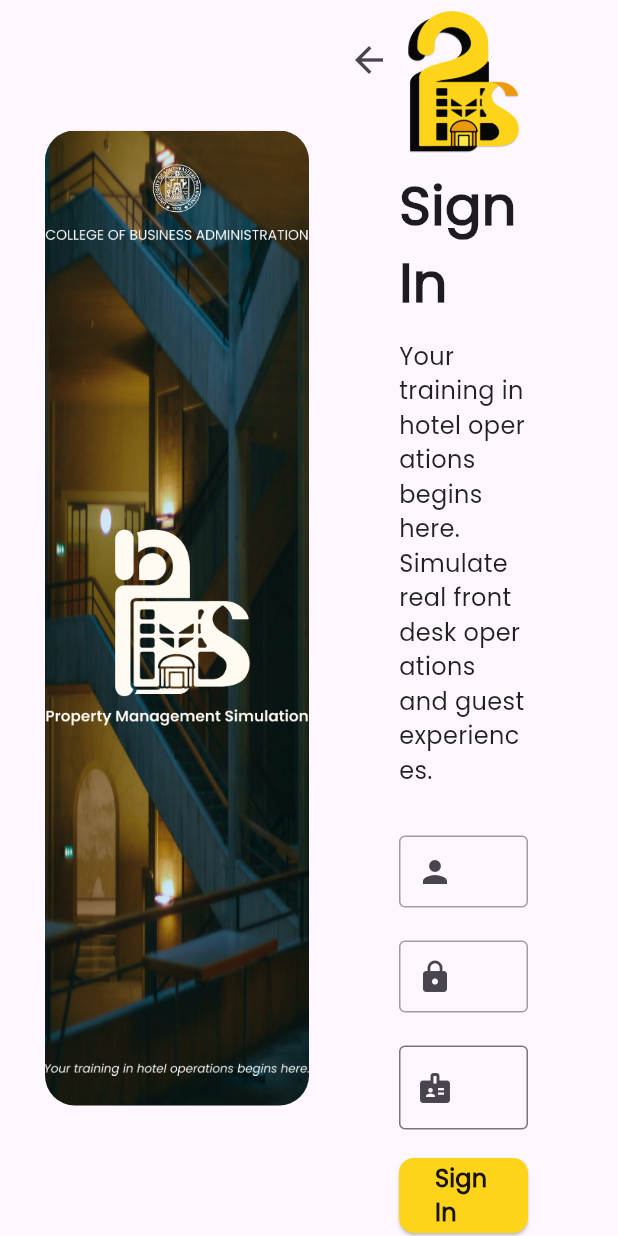
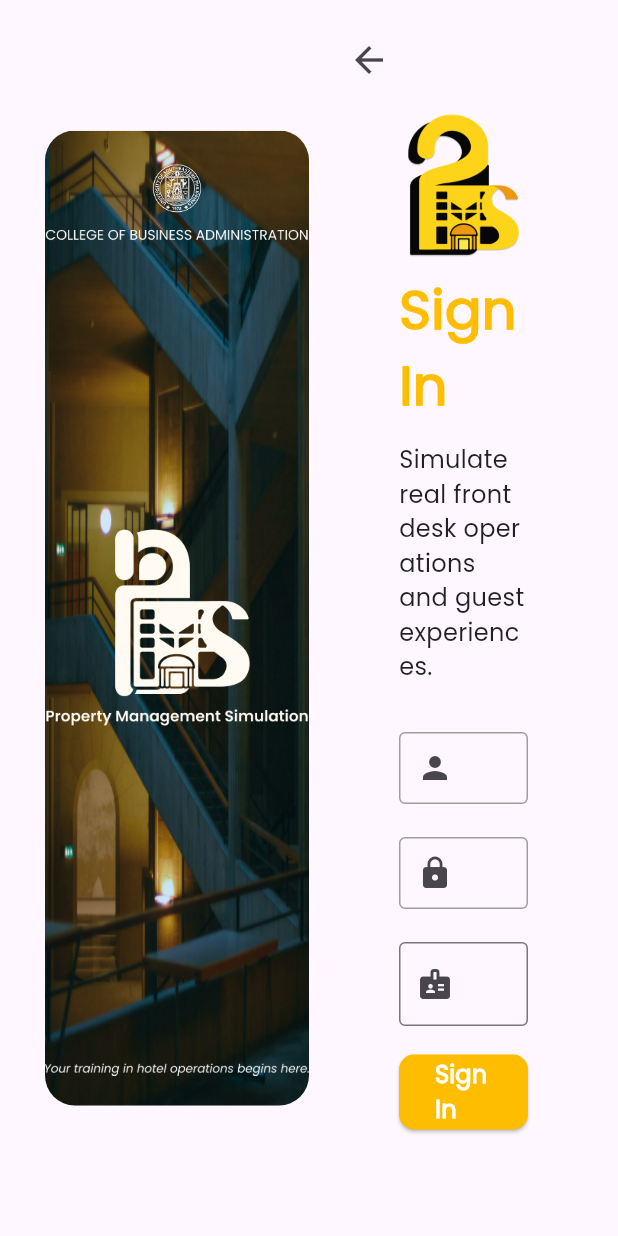
Before and after one commit to KizJem/property-management-system, a Flutter app: the LoginPage screen opened by its route, on a phone screen of 412 x 824 dp. Run offline on Flutter 3.47's test engine with Material 3 defaults, Android fonts, the phone set to English and light mode, and no system bars.

Commit message:
UPDATED DESIGN IN ADMIN AND STUDENT LOGIN

```diff
--- a/frontend/lib/userlogin.dart
+++ b/frontend/lib/userlogin.dart
@@ -263,12 +263,15 @@
                               'Sign In',
                               style: TextStyle(
                                 fontSize: 36,
-                                fontWeight: FontWeight.bold,
+                                fontWeight: FontWeight.w600, // semi-bold
+                                color: Color(
+                                  0xFFFFBD00,
+                                ), // or use 0xFFA80504 for red variant
                               ),
                             ),
                             const SizedBox(height: 12),
                             const Text(
-                              'Your training in hotel operations begins here. Simulate real front desk operations and guest experiences.',
+                              'Simulate real front desk operations and guest experiences.',
                               style: TextStyle(
                                 fontSize: 16,
                                 color: Colors.black87,
@@ -330,7 +333,7 @@
                                       onPressed: _login,
                                       style: ElevatedButton.styleFrom(
                                         backgroundColor: const Color(
-                                          0xFFFDD41A,
+                                          0xFFFFBD00,
                                         ),
                                         shape: RoundedRectangleBorder(
                                           borderRadius: BorderRadius.circular(
@@ -341,7 +344,12 @@
                                       child: const Text(
                                         'Sign In',
                                         style: TextStyle(
-                                          color: Color(0xFF171300),
+                                          color: Color.fromARGB(
+                                            255,
+                                            255,
+                                            255,
+                                            255,
+                                          ),
                                           fontSize: 16,
                                           fontWeight: FontWeight.w600,
                                         ),
```
Also changed, not shown: frontend/lib/adminlogin.dart (+5 -4 lines).
